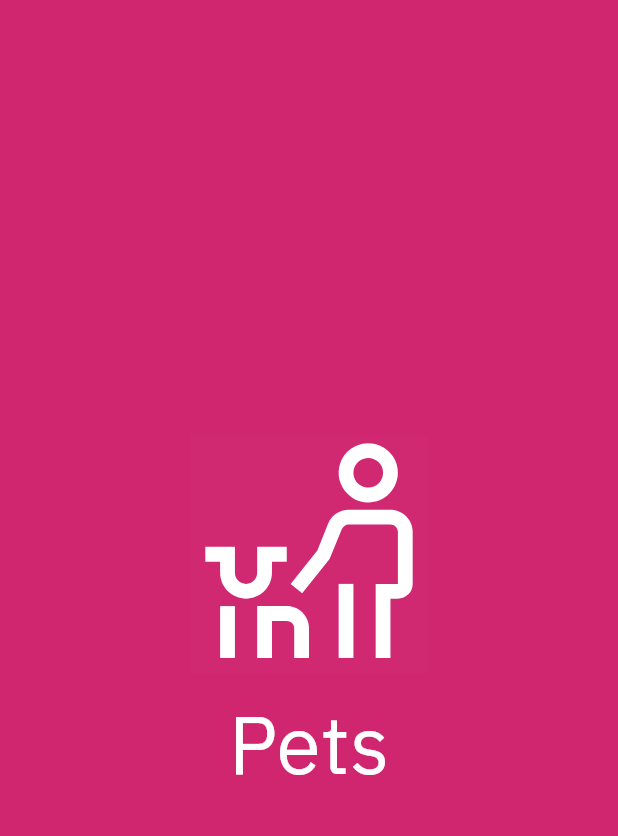
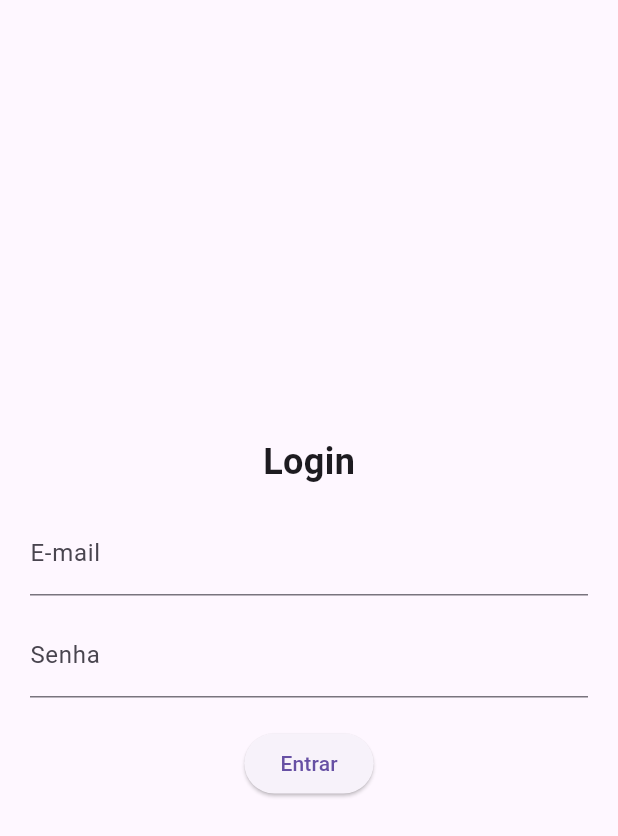
Before and after one commit to LucianoDDario/Monitoramento-PET, a Flutter app: the screen it shows after launch, on a phone screen of 412 x 824 dp. Shown: the top 836 px of the screen. Run offline on Flutter 3.47's test engine with Material 3 defaults, Android fonts, the light colour scheme and no system bars; our stand-ins replace flutter_svg, google_fonts.

Commit message:
mudou tudo

```diff
--- a/monitoramentopet/lib/main.dart
+++ b/monitoramentopet/lib/main.dart
@@ -1,6 +1,16 @@
 import 'package:flutter/material.dart';
-import 'package:monitoramentopet/my_app.dart';
-
+// import 'package:monitoramentopet/my_app.dart';
+import 'pages/login.dart';
 void main() {
-  runApp(const MyApp());
+ runApp(const MyApp());
 }
+class MyApp extends StatelessWidget {
+ const MyApp({super.key});
+ @override
+ Widget build(BuildContext context) {
+   return MaterialApp(
+     debugShowCheckedModeBanner: false,
+     home: TelaLogin(),
+   );
+ }
+}
--- a/monitoramentopet/lib/my_app.dart
+++ b/monitoramentopet/lib/my_app.dart
@@ -1,6 +1,7 @@
 import 'package:flutter/material.dart';
 import 'package:google_fonts/google_fonts.dart';
-import 'package:monitoramentopet/pages/carregamento.dart';
+//import 'package:monitoramentopet/pages/carregamento.dart';
+import 'package:monitoramentopet/pages/login.dart';
 
 class MyApp extends StatelessWidget {
   const MyApp({super.key});
@@ -11,7 +12,7 @@ class MyApp extends StatelessWidget {
       theme: ThemeData(
         textTheme: GoogleFonts.ibmPlexSansTextTheme()
       ),
-      home: const TelaCarregamento()
+      home: const TelaLogin()
     );
   }
 }
--- /dev/null
+++ b/monitoramentopet/lib/pages/login.dart
@@ -0,0 +1,77 @@
+import 'package:flutter/material.dart';
+
+class TelaLogin extends StatefulWidget {
+  const TelaLogin({super.key});
+
+  @override
+ State<TelaLogin> createState() => _TelaLoginState();
+}
+
+class _TelaLoginState extends State<TelaLogin> {
+  final email = TextEditingController();
+  final senha = TextEditingController();
+  bool carregando = false;
+
+  @override
+
+  void dispose() {
+   email.dispose();
+   senha.dispose();
+   super.dispose();
+ }
+ @override
+Widget build(BuildContext context) {
+ return Scaffold(
+   body: Center(
+     child: Padding(
+       padding: const EdgeInsets.all(20),
+       child: Column(
+         mainAxisSize: MainAxisSize.min,
+         children: [
+           const Text(
+             'Login',
+             style: TextStyle(
+               fontSize: 24,
+               fontWeight: FontWeight.bold,
+             ),
+           ),
+           const SizedBox(height: 16),
+           TextField(
+             controller: email,
+             decoration: const InputDecoration(
+               labelText: 'E-mail',
+             ),
+           ),
+           const SizedBox(height: 12),
+           TextField(
+             controller: senha,
+             obscureText: true,
+             decoration: const InputDecoration(
+               labelText: 'Senha',
+             ),
+           ),
+           const SizedBox(height: 20),
+           ElevatedButton(
+             onPressed: carregando
+                 ? null
+                 : () {
+                     setState(() => carregando = true);
+                     Future.delayed(const Duration(seconds: 800), () {
+                       if (mounted) setState(() => carregando = false);
+                     });
+                   },
+             child: carregando
+                 ? const SizedBox(
+                     width: 20,
+                     height: 20,
+                     child: CircularProgressIndicator(strokeWidth: 2),
+                   )
+                 : const Text('Entrar'),
+           ),
+         ],
+       ),
+      ),
+    ),
+  );
+ }
+}
```
